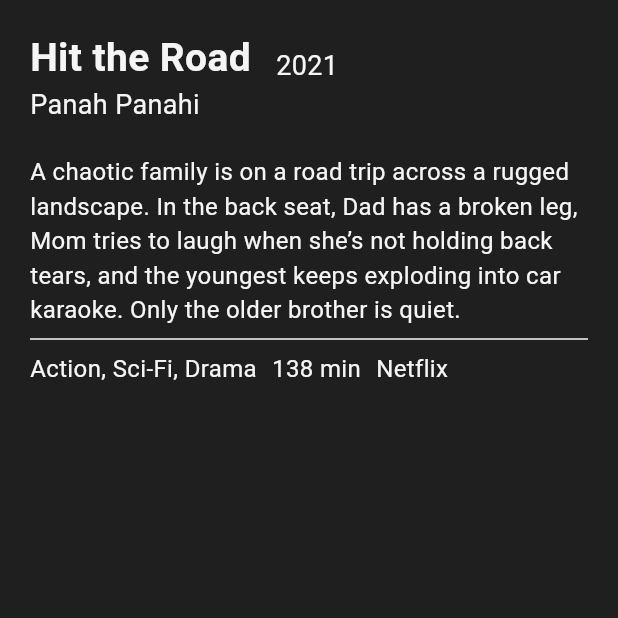
After one commit to kargalar/blackbox_db, a Flutter app: the ContentPage screen opened directly, on a phone screen of 412 x 824 dp, the top half of it. The commit adds this screen. Run offline on Flutter 3.47's test engine with Material 3 defaults, Android fonts, the phone set to English and light mode, and no system bars; our stand-ins replace device_info_plus, firebase_core, flutter_screenutil, get, hive_flutter, permission_handler; accounts and stored records are empty; network calls fail.

Commit message:
content page

```diff
--- a/lib/2 General/Widget/Content Widget/content_item.dart
+++ b/lib/2 General/Widget/Content Widget/content_item.dart
@@ -2,10 +2,12 @@ import 'package:blackbox_db/2%20General/Widget/Content%20Widget/content_hover.da
 import 'package:blackbox_db/2%20General/Widget/Content%20Widget/content_list.dart';
 import 'package:blackbox_db/2%20General/Widget/Content%20Widget/content_trend.dart';
 import 'package:blackbox_db/2%20General/app_colors.dart';
+import 'package:blackbox_db/6%20Provider/page_provider.dart';
 import 'package:blackbox_db/7%20Enum/content_type_enum.dart';
 import 'package:blackbox_db/7%20Enum/showcase_type_enum.dart';
 import 'package:blackbox_db/8%20Model/showcase_content_model.dart';
 import 'package:flutter/material.dart';
+import 'package:provider/provider.dart';
 
 class ContentItem extends StatefulWidget {
   const ContentItem({
@@ -37,6 +39,13 @@ class _ContentItemState extends State<ContentItem> {
           setState(() {
             onHover = false;
           });
+        },
+        child: InkWell(
+          onTap: () {
+            context.read<PageProvider>().content(
+                  1,
+                  widget.showcaseContentModel.contentType,
+                );
           },
           child: Column(
             children: [
@@ -78,6 +87,7 @@ class _ContentItemState extends State<ContentItem> {
             ],
           ),
         ),
+      ),
     );
   }
 }
--- a/lib/2 General/Widget/profile_picture.dart
+++ b/lib/2 General/Widget/profile_picture.dart
@@ -1,5 +1,5 @@
 import 'package:blackbox_db/2%20General/app_colors.dart';
-import 'package:blackbox_db/6%20Provider/appbar_provider.dart';
+import 'package:blackbox_db/6%20Provider/page_provider.dart';
 import 'package:flutter/material.dart';
 import 'package:provider/provider.dart';
 
@@ -33,7 +33,7 @@ class ProfileImage extends StatelessWidget {
 
   @override
   Widget build(BuildContext context) {
-    late final appbarProvider = context.read<AppbarProvider>();
+    late final appbarProvider = context.read<PageProvider>();
 
     return InkWell(
       borderRadius: AppColors.borderRadiusCircular,
--- a/lib/3 Page/Appbar/Widget/appbar_explore_button.dart
+++ b/lib/3 Page/Appbar/Widget/appbar_explore_button.dart
@@ -1,5 +1,5 @@
 import 'package:blackbox_db/2%20General/app_colors.dart';
-import 'package:blackbox_db/6%20Provider/appbar_provider.dart';
+import 'package:blackbox_db/6%20Provider/page_provider.dart';
 import 'package:blackbox_db/7%20Enum/content_type_enum.dart';
 import 'package:flutter/material.dart';
 import 'package:provider/provider.dart';
@@ -27,7 +27,7 @@ class ExploreButton extends StatelessWidget {
 
   @override
   Widget build(BuildContext context) {
-    late final appbarProvider = context.read<AppbarProvider>();
+    late final appbarProvider = context.read<PageProvider>();
 
     return InkWell(
       borderRadius: AppColors.borderRadiusAll,
--- a/lib/3 Page/Appbar/Widget/appbar_logo.dart
+++ b/lib/3 Page/Appbar/Widget/appbar_logo.dart
@@ -1,5 +1,5 @@
 import 'package:blackbox_db/2%20General/app_colors.dart';
-import 'package:blackbox_db/6%20Provider/appbar_provider.dart';
+import 'package:blackbox_db/6%20Provider/page_provider.dart';
 import 'package:flutter/material.dart';
 import 'package:provider/provider.dart';
 
@@ -10,7 +10,7 @@ class AppbarLogo extends StatelessWidget {
 
   @override
   Widget build(BuildContext context) {
-    late final appbarProvider = context.read<AppbarProvider>();
+    late final appbarProvider = context.read<PageProvider>();
 
     return InkWell(
       borderRadius: AppColors.borderRadiusAll,
--- a/lib/3 Page/Appbar/Widget/appbar_profile.dart
+++ b/lib/3 Page/Appbar/Widget/appbar_profile.dart
@@ -1,6 +1,6 @@
 import 'package:blackbox_db/2%20General/Widget/profile_picture.dart';
 import 'package:blackbox_db/3%20Page/Appbar/Widget/profile_hover_menu.dart';
-import 'package:blackbox_db/6%20Provider/appbar_provider.dart';
+import 'package:blackbox_db/6%20Provider/page_provider.dart';
 import 'package:flutter/material.dart';
 import 'package:provider/provider.dart';
 
@@ -14,7 +14,7 @@ class AppbarProfile extends StatefulWidget {
 }
 
 class _AppbarProfileState extends State<AppbarProfile> {
-  late final appbarProvider = context.read<AppbarProvider>();
+  late final appbarProvider = context.read<PageProvider>();
 
   OverlayEntry? _overlayEntry;
 
--- a/lib/3 Page/Appbar/Widget/appbar_search.dart
+++ b/lib/3 Page/Appbar/Widget/appbar_search.dart
@@ -1,5 +1,5 @@
 import 'package:blackbox_db/2%20General/app_colors.dart';
-import 'package:blackbox_db/6%20Provider/appbar_provider.dart';
+import 'package:blackbox_db/6%20Provider/page_provider.dart';
 import 'package:flutter/material.dart';
 import 'package:provider/provider.dart';
 
@@ -13,7 +13,7 @@ class AppbarSearch extends StatefulWidget {
 }
 
 class _AppbarSearchState extends State<AppbarSearch> {
-  late final appbarProvider = context.read<AppbarProvider>();
+  late final appbarProvider = context.read<PageProvider>();
 
   TextEditingController controller = TextEditingController();
 
--- /dev/null
+++ b/lib/3 Page/Content/content_page.dart
@@ -0,0 +1,106 @@
+import 'package:blackbox_db/2%20General/app_colors.dart';
+import 'package:blackbox_db/7%20Enum/content_type_enum.dart';
+import 'package:blackbox_db/8%20Model/content_model.dart';
+import 'package:flutter/material.dart';
+
+class ContentPage extends StatefulWidget {
+  const ContentPage({
+    super.key,
+  });
+
+  @override
+  State<ContentPage> createState() => _ContentPageState();
+}
+
+class _ContentPageState extends State<ContentPage> {
+  ContentModel contentModel = ContentModel(
+    id: 1,
+    title: "Hit the Road ",
+    contentType: ContentTypeEnum.MOVIE,
+    year: 2021,
+    creator: ["Panah Panahi"],
+    description: "A chaotic family is on a road trip across a rugged landscape. In the back seat, Dad has a broken leg, Mom tries to laugh when she’s not holding back tears, and the youngest keeps exploding into car karaoke. Only the older brother is quiet.",
+    genre: ["Action", "Sci-Fi", "Drama"],
+    lenght: 138,
+    platform: ["Netflix"],
+    cast: ["John David Washington", "Robert Pattinson", "Elizabeth Debicki"],
+    watchCount: 1000,
+    favoriCount: 100,
+    listCount: 50,
+    reviewCount: 10,
+    ratingDistribution: [5, 2, 8, 22, 3],
+  );
+
+  @override
+  void initState() {
+    super.initState();
+    // TODO: istek atıalcak loading olacak şimdilik el ile  context.read<PageProvider>().contentID;
+  }
+
+  @override
+  Widget build(BuildContext context) {
+    return Scaffold(
+      body: Container(
+        color: AppColors.panelBackground,
+        padding: const EdgeInsets.all(20),
+        child: Column(
+          crossAxisAlignment: CrossAxisAlignment.start,
+          children: [
+            Row(
+              crossAxisAlignment: CrossAxisAlignment.end,
+              children: [
+                Text(
+                  contentModel.title,
+                  style: const TextStyle(
+                    fontSize: 26,
+                    fontWeight: FontWeight.bold,
+                  ),
+                ),
+                const SizedBox(width: 10),
+                Text(
+                  contentModel.year.toString(),
+                  style: const TextStyle(
+                    fontSize: 18,
+                  ),
+                ),
+              ],
+            ),
+            Text(
+              contentModel.creator.join(", "),
+              style: const TextStyle(fontSize: 18, fontWeight: FontWeight.w400),
+            ),
+            const SizedBox(height: 20),
+            Text(
+              contentModel.description,
+              style: const TextStyle(
+                fontSize: 16,
+              ),
+            ),
+            const Divider(),
+            Row(
+              children: [
+                Text(
+                  contentModel.genre.join(", "),
+                  style: const TextStyle(fontSize: 16),
+                ),
+                const SizedBox(width: 10),
+                Text(
+                  "${contentModel.lenght} min",
+                  style: const TextStyle(fontSize: 16),
+                ),
+                const SizedBox(width: 10),
+                if (contentModel.platform != null) ...[
+                  Text(
+                    contentModel.platform!.join(", "),
+                    style: const TextStyle(fontSize: 16),
+                  ),
+                ],
+              ],
+            ),
+            const SizedBox(height: 20),
+          ],
+        ),
+      ),
+    );
+  }
+}
--- a/lib/3 Page/Explore/explore_page.dart
+++ b/lib/3 Page/Explore/explore_page.dart
@@ -1,5 +1,5 @@
 import 'package:blackbox_db/3%20Page/Explore/Widget/explore_content_list.dart';
-import 'package:blackbox_db/6%20Provider/appbar_provider.dart';
+import 'package:blackbox_db/6%20Provider/page_provider.dart';
 import 'package:flutter/material.dart';
 import 'package:provider/provider.dart';
 
@@ -11,7 +11,7 @@ class ExplorePage extends StatefulWidget {
 }
 
 class _ExplorePageState extends State<ExplorePage> {
-  late final appbarProvider = context.watch<AppbarProvider>();
+  late final appbarProvider = context.watch<PageProvider>();
 
   @override
   Widget build(BuildContext context) {
--- a/lib/3 Page/Profile/profile_page.dart
+++ b/lib/3 Page/Profile/profile_page.dart
@@ -1,4 +1,4 @@
-import 'package:blackbox_db/6%20Provider/appbar_provider.dart';
+import 'package:blackbox_db/6%20Provider/page_provider.dart';
 import 'package:flutter/material.dart';
 import 'package:provider/provider.dart';
 
@@ -10,7 +10,7 @@ class ProfilePage extends StatefulWidget {
 }
 
 class _ProfilePageState extends State<ProfilePage> {
-  late final appbarProvider = context.watch<AppbarProvider>();
+  late final appbarProvider = context.watch<PageProvider>();
 
   @override
   Widget build(BuildContext context) {
--- a/lib/3 Page/Search/search_page.dart
+++ b/lib/3 Page/Search/search_page.dart
@@ -1,4 +1,4 @@
-import 'package:blackbox_db/6%20Provider/appbar_provider.dart';
+import 'package:blackbox_db/6%20Provider/page_provider.dart';
 import 'package:flutter/material.dart';
 import 'package:provider/provider.dart';
 
@@ -10,7 +10,7 @@ class SearchPage extends StatefulWidget {
 }
 
 class _SearchPageState extends State<SearchPage> {
-  late final appbarProvider = context.watch<AppbarProvider>();
+  late final appbarProvider = context.watch<PageProvider>();
 
   @override
   Widget build(BuildContext context) {
--- a/lib/3 Page/appbar_manager.dart
+++ b/lib/3 Page/appbar_manager.dart
@@ -1,9 +1,10 @@
+import 'package:blackbox_db/3%20Page/Content/content_page.dart';
 import 'package:blackbox_db/3%20Page/Explore/explore_page.dart';
 import 'package:blackbox_db/3%20Page/Appbar/main_appbar.dart';
 import 'package:blackbox_db/3%20Page/Home/home_page.dart';
 import 'package:blackbox_db/3%20Page/Profile/profile_page.dart';
 import 'package:blackbox_db/3%20Page/Search/search_page.dart';
-import 'package:blackbox_db/6%20Provider/appbar_provider.dart';
+import 'package:blackbox_db/6%20Provider/page_provider.dart';
 import 'package:flutter/material.dart';
 import 'package:provider/provider.dart';
 
@@ -20,13 +21,14 @@ class AppbarManagerState extends State<AppbarManager> {
     SearchPage(),
     ExplorePage(),
     ProfilePage(),
+    ContentPage(),
   ];
 
   @override
   Widget build(BuildContext context) {
     return Scaffold(
       appBar: const MainAppbar(),
-      body: _pages[context.watch<AppbarProvider>().currentIndex],
+      body: _pages[context.watch<PageProvider>().currentIndex],
     );
   }
 }
--- a/lib/6 Provider/appbar_provider.dart
+++ b/lib/6 Provider/page_provider.dart
@@ -1,20 +1,16 @@
 import 'package:blackbox_db/7%20Enum/content_type_enum.dart';
 import 'package:flutter/material.dart';
 
-class AppbarProvider with ChangeNotifier {
+class PageProvider with ChangeNotifier {
   int currentIndex = 0;
   String searchText = '';
   ContentTypeEnum exploreContentType = ContentTypeEnum.MOVIE;
   String currentUserID = "";
+  int contentID = 0;
+  ContentTypeEnum contentPageContentTpye = ContentTypeEnum.MOVIE;
 
   void home() {
     currentIndex = 0;
-    notifyListeners();
-  }
-
-  void profile(String userID) {
-    currentUserID = userID;
-    currentIndex = 3;
     notifyListeners();
   }
 
@@ -29,4 +25,17 @@ class AppbarProvider with ChangeNotifier {
     currentIndex = 2;
     notifyListeners();
   }
+
+  void profile(String userID) {
+    currentUserID = userID;
+    currentIndex = 3;
+    notifyListeners();
+  }
+
+  void content(int contentID, ContentTypeEnum contentType) {
+    this.contentID = contentID;
+    contentPageContentTpye = contentType;
+    currentIndex = 4;
+    notifyListeners();
+  }
 }
--- /dev/null
+++ b/lib/8 Model/content_model.dart
@@ -0,0 +1,42 @@
+import 'package:blackbox_db/7%20Enum/content_type_enum.dart';
+
+class ContentModel {
+  ContentModel({
+    required this.id,
+    required this.title,
+    required this.contentType,
+    required this.year,
+    required this.creator,
+    required this.description,
+    //
+    required this.genre,
+    required this.lenght,
+    required this.platform,
+    required this.cast,
+    //
+    required this.watchCount,
+    required this.favoriCount,
+    required this.listCount,
+    required this.reviewCount,
+    required this.ratingDistribution,
+  });
+
+  final int id;
+  final ContentTypeEnum contentType;
+  final String title;
+  final String description;
+  final int year;
+  final List<String> creator;
+  //
+  final List<String> genre;
+  final int lenght;
+  final List<String>? platform;
+  final List<String>? cast;
+
+  //
+  final int watchCount;
+  final int favoriCount;
+  final int listCount;
+  final int reviewCount;
+  final List<int> ratingDistribution;
+}
--- a/lib/main.dart
+++ b/lib/main.dart
@@ -1,4 +1,4 @@
-import 'package:blackbox_db/6%20Provider/appbar_provider.dart';
+import 'package:blackbox_db/6%20Provider/page_provider.dart';
 import 'package:flutter/material.dart';
 import 'package:flutter_screenutil/flutter_screenutil.dart';
 import 'package:blackbox_db/2%20General/app_colors.dart';
@@ -13,7 +13,7 @@ void main() async {
   runApp(
     MultiProvider(
       providers: [
-        ChangeNotifierProvider(create: (context) => AppbarProvider()),
+        ChangeNotifierProvider(create: (context) => PageProvider()),
       ],
       child: const Main(),
     ),
```
Lines whose indentation alone changed are shown as unchanged.
